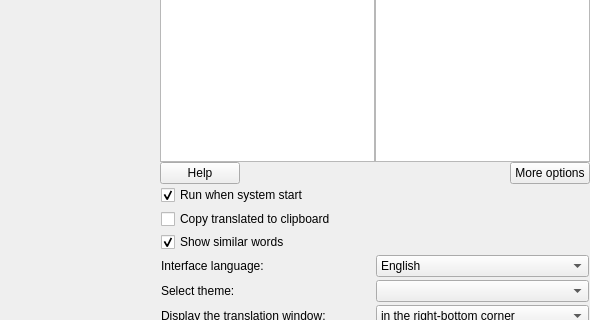
This is src/widget.ui in NeiroNext/QuickTranslator as Qt 5 draws it before an edit; both pictures show x 244 to 834 and y 180 to 500 of the 834 by 583 pixel window. The edited form follows.
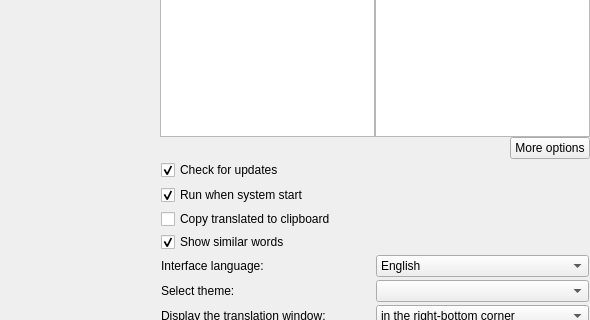
This is the edited form. Icons and pictures are not drawn.

Commit message: Add Update class for check application updates with all functionality Insert about window to slot Add connect to defTranslate buttons

```diff
--- a/src/widget.ui
+++ b/src/widget.ui
@@ -250,19 +250,6 @@
           <property name="bottomMargin">
            <number>0</number>
           </property>
-          <item>
-           <widget class="QPushButton" name="help_button">
-            <property name="maximumSize">
-             <size>
-              <width>16777215</width>
-              <height>24</height>
-             </size>
-            </property>
-            <property name="text">
-             <string>Help</string>
-            </property>
-           </widget>
-          </item>
           <item>
            <spacer name="horizontalSpacer">
             <property name="orientation">
@@ -297,12 +284,6 @@
        </item>
        <item>
         <widget class="QFrame" name="hideFrame">
-         <property name="minimumSize">
-          <size>
-           <width>0</width>
-           <height>0</height>
-          </size>
-         </property>
          <property name="frameShape">
           <enum>QFrame::NoFrame</enum>
          </property>
@@ -325,6 +306,41 @@
           <property name="bottomMargin">
            <number>3</number>
           </property>
+          <item>
+           <layout class="QHBoxLayout" name="horizontalLayout_12">
+            <property name="spacing">
+             <number>1</number>
+            </property>
+            <item>
+             <widget class="QCheckBox" name="checkUpdates_cb">
+              <property name="sizePolicy">
+               <sizepolicy hsizetype="Ignored" vsizetype="Fixed">
+                <horstretch>0</horstretch>
+                <verstretch>0</verstretch>
+               </sizepolicy>
+              </property>
+              <property name="minimumSize">
+               <size>
+                <width>0</width>
+                <height>22</height>
+               </size>
+              </property>
+              <property name="autoFillBackground">
+               <bool>false</bool>
+              </property>
+              <property name="text">
+               <string>Check for updates</string>
+              </property>
+              <property name="checked">
+               <bool>true</bool>
+              </property>
+              <property name="tristate">
+               <bool>false</bool>
+              </property>
+             </widget>
+            </item>
+           </layout>
+          </item>
           <item>
            <layout class="QHBoxLayout" name="horizontalLayout_7">
             <property name="spacing">
```
The commit also changes 13 other files.
